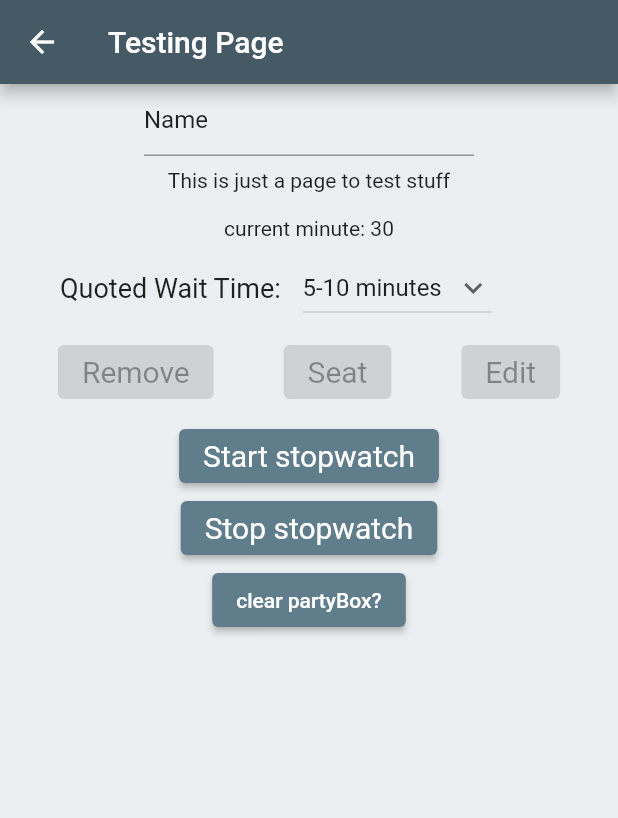
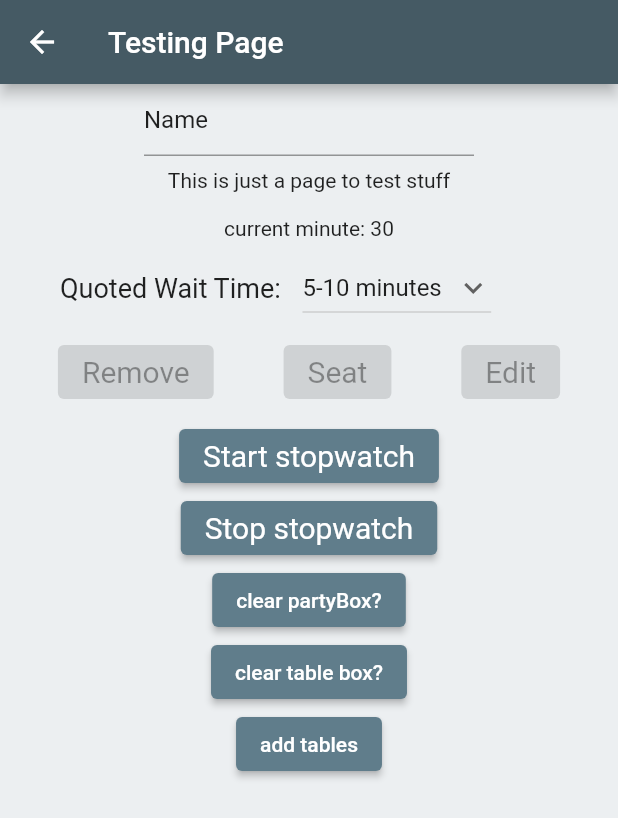
Before and after one commit to lucylyon/Capstone_v2, a Flutter app: the PartyInfoPage screen opened by its route, on a phone screen of 412 x 824 dp. Shown: the top 818 px of the screen. Run offline on Flutter 3.47's test engine with Material 2 defaults, Android fonts, the phone set to English and light mode, and no system bars; our stand-ins replace objectbox; missing offline and left inert: dart:ffi; generated files the repository leaves out were written again; statements that could not run were skipped.

Commit message:
tablesBox works

```diff
--- a/lib/Objects/ObjectBox/model.dart
+++ b/lib/Objects/ObjectBox/model.dart
@@ -3,7 +3,7 @@ import 'package:objectbox/objectbox.dart';
 // https://www.youtube.com/watch?v=6YPSQPS_bhU
 // object box tutorial
 
-enum TableState { open, dirty, seated, disabled }
+//enum TableState { open, dirty, seated, disabled }
 
 @Entity()
 class Party {
@@ -23,7 +23,7 @@ class Party {
   Party(this.name, this.size, this.phoneNumber, this.timeQuoted, this.timeAdded,
       {this.id = 0});
 
-  final table = ToOne<myTable>();
+  //final table = ToOne<myTable>();
 }
 
 @Entity()
@@ -32,14 +32,12 @@ class myTable {
   int id;
 
   int tableNumber;
-  // TableState state;
-  // Party? party;
+  String state;
 
-  myTable(this.tableNumber, {this.id = 0});
+  myTable(this.tableNumber, this.state, {this.id = 0});
+}
 
-  //myTable(this.tableNumber, this.state, this.party, {this.id = 0});
-}
-  // final int tableNumber;
-  // final TableState state;
-  // final Party party; // fix this later
-  // final int(table?) preassigned;
+// string state
+// int tableNumber
+// Party? Party
+// gonna need CounterBody for time
--- a/lib/Objects/Old_Table.dart
+++ /dev/null
@@ -1,119 +0,0 @@
-// ignore_for_file: prefer_const_constructors
-
-import 'dart:async';
-import 'package:flutter/material.dart';
-import 'CounterBody.dart';
-import 'global.dart';
-
-///
-///
-///
-///     Goal: be able to delete this
-///
-///
-/// (also it's not fully functional)
-
-// using party as a base
-// ignore: camel_case_types
-class Old_Table {
-  const Old_Table({
-    required this.tableNumber,
-    required this.state,
-    required this.party,
-    required this.preassigned,
-  });
-  final int tableNumber;
-  final TableState state;
-  final bool party; // fix this later
-  final bool preassigned;
-}
-
-// is it possible to have maybe Party preassignedParty
-// also maybe DateTime seated
-
-typedef TableEditCallback = Function(Old_Table table);
-
-class TableItem extends StatelessWidget {
-  TableItem({required this.table, required this.tableEdit})
-      : super(key: ObjectKey(table));
-
-  final Old_Table table;
-  final TableEditCallback tableEdit;
-  //get rid of these ? just use onPressed: tablePressedDialog
-  final ValueNotifier<Duration> counter =
-      ValueNotifier<Duration>(Duration(seconds: 0));
-
-  Color tableColor() {
-    if (table.state == TableState.open) {
-      return Colors.green;
-    } else if (table.state == TableState.dirty) {
-      return Colors.red;
-    } else if (table.state == TableState.seated) {
-      return Colors.blue;
-    }
-    return Colors.blueGrey;
-  }
-
-  Color tableOutlineColor() {
-    if (table.preassigned) {
-      return Color.fromARGB(255, 232, 199, 16);
-    } else if (table.state == TableState.open) {
-      return Color.fromARGB(255, 23, 133, 47);
-    } else if (table.state == TableState.dirty) {
-      return Color.fromARGB(255, 193, 30, 18);
-    } else if (table.state == TableState.seated) {
-      return Color.fromARGB(255, 15, 33, 170);
-    }
-    return tableColor();
-  }
-
-  @override
-  Widget build(BuildContext context) {
-// keeps track of how long party has been seating; needs to only happen when
-// table is marked as seated.. hm.
-    // Timer.periodic(const Duration(seconds: 10), (timer) {
-    //   counter.value = DateTime.now().difference(table.timeAdded);
-    // });
-    //  CounterBody(counterValueNotifier: counter)
-
-// make onPressed like partyClickedDialog
-
-    return RawMaterialButton(
-      onPressed: tableEdit(table),
-      child: ElevatedButton(
-        onPressed: tableEdit(table),
-        style: ButtonStyle(
-            fixedSize: MaterialStateProperty.all(Size(60, 60)),
-            backgroundColor: MaterialStateProperty.all(tableColor()),
-            shape: MaterialStateProperty.all(RoundedRectangleBorder(
-              borderRadius: BorderRadius.circular(20.0),
-            )),
-            side: MaterialStateProperty.all(BorderSide(
-              width: 5.0,
-              color: tableOutlineColor(),
-            ))),
-        child: Text(
-          table.tableNumber.toString(),
-          style: TextStyle(fontSize: 24),
-        ),
-      ),
-    );
-  }
-}
-
-
-//tablePressedDialog
-//blah blah blah
-//row
-// text(Mark as:)
-//expanded( children: <Widget> Row(
-// disable button
-// change sections button
-// preassign button
-//when clicked:
-// list of parties comes up
-// basically same as waitlist page, party object should work
-// tap on party
-// tableOutline = different color (blue?)
-
-// ))
--- a/lib/Objects/global.dart
+++ /dev/null
@@ -1,49 +0,0 @@
-// ignore_for_file: prefer_const_constructors
-
-import 'Old_Table.dart';
-
-///
-///
-///
-///     Goal: be able to delete this - objectBox is global stuff
-///
-///
-///
-
-enum TableState { open, dirty, seated, disabled }
-
-//List<Old_Party> waitList = [];
-
-Old_Table table = Old_Table(
-    tableNumber: 1, state: TableState.open, party: false, preassigned: false);
-Old_Table table2 = Old_Table(
-    tableNumber: 2, state: TableState.dirty, party: false, preassigned: false);
-Old_Table table3 = Old_Table(
-    tableNumber: 3, state: TableState.open, party: false, preassigned: true);
-Old_Table table4 = Old_Table(
-    tableNumber: 4, state: TableState.seated, party: false, preassigned: false);
-Old_Table table5 = Old_Table(
-    tableNumber: 5, state: TableState.open, party: false, preassigned: false);
-Old_Table table6 = Old_Table(
-    tableNumber: 6, state: TableState.open, party: false, preassigned: false);
-Old_Table table7 = Old_Table(
-    tableNumber: 7, state: TableState.open, party: false, preassigned: false);
-Old_Table table8 = Old_Table(
-    tableNumber: 8, state: TableState.open, party: false, preassigned: false);
-Old_Table table9 = Old_Table(
-    tableNumber: 9, state: TableState.open, party: false, preassigned: false);
-Old_Table table10 = Old_Table(
-    tableNumber: 10, state: TableState.open, party: false, preassigned: false);
-Old_Table table11 = Old_Table(
-    tableNumber: 11, state: TableState.open, party: false, preassigned: false);
-Old_Table table12 = Old_Table(
-    tableNumber: 12, state: TableState.open, party: false, preassigned: false);
-Old_Table table13 = Old_Table(
-    tableNumber: 13, state: TableState.open, party: false, preassigned: false);
-Old_Table table14 = Old_Table(
-    tableNumber: 14, state: TableState.open, party: false, preassigned: false);
-Old_Table table15 = Old_Table(
-    tableNumber: 15, state: TableState.open, party: false, preassigned: false);
-Old_Table table16 = Old_Table(
-    tableNumber: 16, state: TableState.open, party: false, preassigned: false);
-// this stuff database?
--- a/lib/Pages/PartyInfoPage.dart
+++ b/lib/Pages/PartyInfoPage.dart
@@ -203,6 +203,18 @@ class PartyInfoPageState extends State<PartyInfoPage> {
                   print('party box cleared');
                 },
                 child: Text('clear partyBox?')),
+            ElevatedButton(
+                onPressed: () {
+                  objectbox.tableBox.removeAll();
+                  print('table box cleared');
+                },
+                child: Text('clear table box?')),
+            ElevatedButton(
+                onPressed: () {
+                  objectbox.putTableData();
+                  //print(objectbox.tableBox.count());
+                },
+                child: Text('add tables')),
           ],
         ));
   }
--- a/lib/Widgets/PartyTappedButton.dart
+++ b/lib/Widgets/PartyTappedButton.dart
@@ -10,9 +10,7 @@ class MyButton extends StatelessWidget {
 
   @override
   Widget build(BuildContext context) {
-    return RawMaterialButton(
-      onPressed: onPressed,
-      child: Padding(
+    return Padding(
       padding: const EdgeInsets.all(5.0),
       child: SizedBox(
         height: 50,
@@ -29,7 +27,7 @@ class MyButton extends StatelessWidget {
           ),
         ),
       ),
-      ),
+      //  ),
     );
   }
 }
--- /dev/null
+++ b/lib/Widgets/tableButton.dart
@@ -0,0 +1,91 @@
+// ignore_for_file: prefer_const_constructors
+
+import 'package:flutter/cupertino.dart';
+import 'package:flutter/material.dart';
+import 'package:flutter/src/widgets/container.dart';
+import 'package:flutter/src/widgets/framework.dart';
+import '../Objects/ObjectBox/model.dart';
+import '../Objects/ObjectBox/objectBox.dart';
+
+class TableButton extends StatefulWidget {
+  final myTable table;
+
+  const TableButton({Key? key, required this.table}) : super(key: key);
+
+  @override
+  State<TableButton> createState() => TableButtonState();
+}
+
+class TableButtonState extends State<TableButton> {
+// this is a future problem
+  final ValueNotifier<Duration> counter =
+      ValueNotifier<Duration>(Duration(seconds: 0));
+
+  Color tableColor() {
+    if (widget.table.state == 'open') {
+      return Colors.green;
+    } else if (widget.table.state == 'dirty') {
+      return Colors.red;
+    } else if (widget.table.state == 'seated') {
+      return Colors.blue;
+    }
+    return Colors.blueGrey;
+  }
+
+  Color tableOutlineColor() {
+    // if (widget.table.preassigned) {
+    //   return Color.fromARGB(255, 232, 199, 16);
+    //} else
+    if (widget.table.state == 'open') {
+      return Color.fromARGB(255, 23, 133, 47);
+    } else if (widget.table.state == 'dirty') {
+      return Color.fromARGB(255, 193, 30, 18);
+    } else if (widget.table.state == 'seated') {
+      return Color.fromARGB(255, 15, 33, 170);
+    }
+    return tableColor();
+  }
+
+  @override
+  Widget build(BuildContext context) {
+// keeps track of how long party has been seating; needs to only happen when
+// table is marked as seated.. hm.
+    // Timer.periodic(const Duration(seconds: 10), (timer) {
+    //   counter.value = DateTime.now().difference(table.timeAdded);
+    // });
+    //  CounterBody(counterValueNotifier: counter)
+
+// make onPressed like partyClickedDialog
+    return Padding(
+      padding: const EdgeInsets.fromLTRB(8, 8, 8, 8),
+      child: ElevatedButton(
+        onPressed: (() {
+          print('pressed');
+        }),
+        style: ButtonStyle(
+            // fixedSize: MaterialStateProperty.all(Size(60, 60)),
+            backgroundColor: MaterialStateProperty.all(tableColor()),
+            shape: MaterialStateProperty.all(RoundedRectangleBorder(
+              borderRadius: BorderRadius.circular(20.0),
+            )),
+            side: MaterialStateProperty.all(BorderSide(
+              width: 8.0,
+              color: tableOutlineColor(),
+            ))),
+        child: Text(
+          widget.table.tableNumber.toString(),
+          style: TextStyle(fontSize: 24),
+        ),
+      ),
+    );
+  }
+}
+
+
+//COLORS:
+//open = all green
+//dirty = all red
+//seated = all blue
+//disabled = all grey & disabled
+
+//preassigned = backgroundColor doesnt change, blue outline d)
```
Also changed, not shown: lib/Objects/ObjectBox/objectBox.dart (+19 -20 lines), lib/Pages/TablesPage.dart (+24 -72 lines), lib/Pages/WaitlistPage.dart (+1 -16 lines), lib/Widgets/partyCard.dart (+17 -16 lines), lib/objectbox-model.json (+18 -13 lines), lib/objectbox.g.dart. Lines whose indentation alone changed are shown as unchanged.
